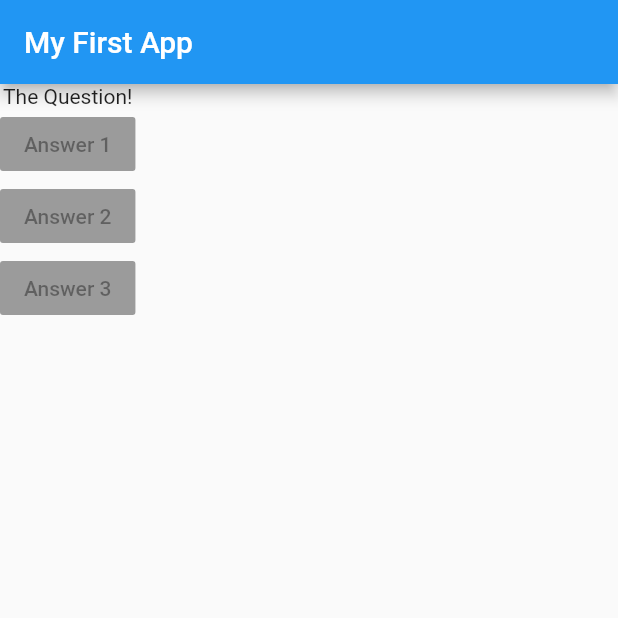
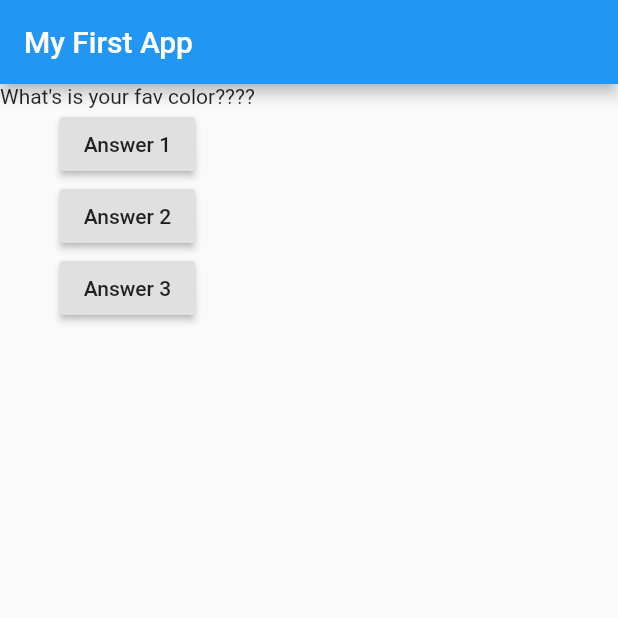
Before and after one commit to adamjweil/flutter_complete_guide, a Flutter app: the screen it shows after launch, on a phone screen of 412 x 824 dp, the top half of it. Run offline on Flutter 3.47's test engine with Material 2 defaults, Android fonts, the phone set to English and light mode, and no system bars.

Commit message:
maaking the button have aa function

```diff
--- a/lib/main.dart
+++ b/lib/main.dart
@@ -6,9 +6,37 @@ import 'package:flutter/material.dart';
 
 void main() => runApp(MyApp());
 
+// class MyApp extends StatelessWidget {
+//   // var questions = ['What\'s is your fav color>', 'What\'s your favorite animal?', 'What is you gender?'];
+//   @override
+//   Widget build(BuildContext context) {
+//     return MaterialApp(
+//       home: Scaffold(
+//         appBar: AppBar(
+//           title: Text('My First App'),
+//         ), // AppBar
+//         body: Column(
+//
+//         )Text('This is default text'),
+//         ), // Scaaffold
+//       ); // MaterialApp
+//   }
+// }
 
 class MyApp extends StatelessWidget {
-  var questions = ['What\'s is your fav color>', 'What\'s your favorite animal?', 'What is you gender?'];
+  var questionIndex = 0;
+
+  void answerQuestion() {
+    questionIndex = questionIndex + 1;
+    print(questionIndex);
+  }
+
+  var questions = [
+    'What\'s is your fav color????',
+    'What\'s your favorite animal?',
+    'What is you gender?'
+  ];
+
   @override
   Widget build(BuildContext context) {
     return MaterialApp(
@@ -18,22 +46,24 @@ class MyApp extends StatelessWidget {
         ),
         body: Column(
           children: [
-            Text('The Question!'),
-            RaisedButton(child: Text('Answer 1'), onPressed: null),
+            Text(questions[questionIndex]),
+            RaisedButton(
+              child: Text('Answer 1'),
+              onPressed: answerQuestion,
+            ),
             RaisedButton(
               child: Text('Answer 2'),
-              onPressed: null,
+              onPressed: answerQuestion,
             ),
             RaisedButton(
               child: Text('Answer 3'),
-              onPressed: null,
+              onPressed: answerQuestion,
             ),
           ],
-        ), // Scaaffold // Materialize
-      ),
-    );
+        ),
+      ), // Scaaffold
+    ); // MaterialApp
   }
 }
 
-
 // Session 30 on Udemy
```
